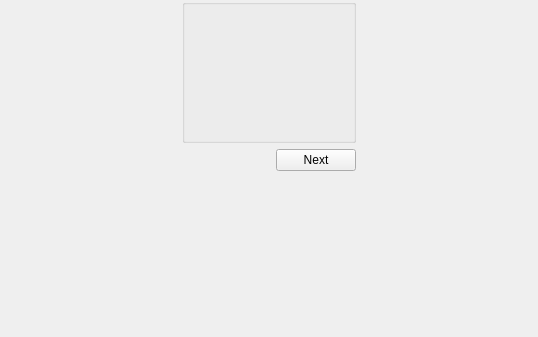
Qt form src/views/BookingProcess/BookingProcess.ui (DinaTolotra/QReservation) before a commit; both pictures show x 0 to 538 and y 181 to 518 of the 538 by 518 pixel window.
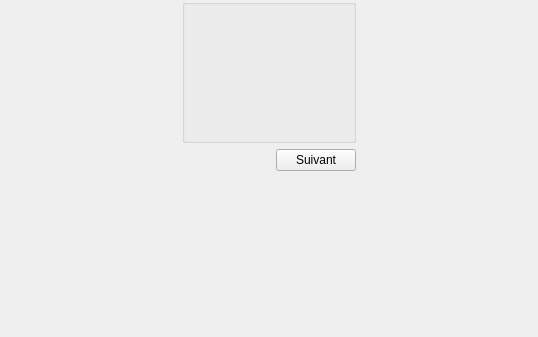
The same form after that commit. The open tabs and pages were chosen to show the change. Icons and pictures are not drawn. Custom widgets are drawn as their Qt base class.

The edit to the form file:
```diff
--- a/src/views/BookingProcess/BookingProcess.ui
+++ b/src/views/BookingProcess/BookingProcess.ui
@@ -75,7 +75,7 @@
       <item>
        <widget class="QPushButton" name="resNextBtn">
         <property name="text">
-         <string>Next</string>
+         <string>Suivant</string>
         </property>
        </widget>
       </item>
```
Left out of the diff: 4 changed lines with no effect on the pictures.
